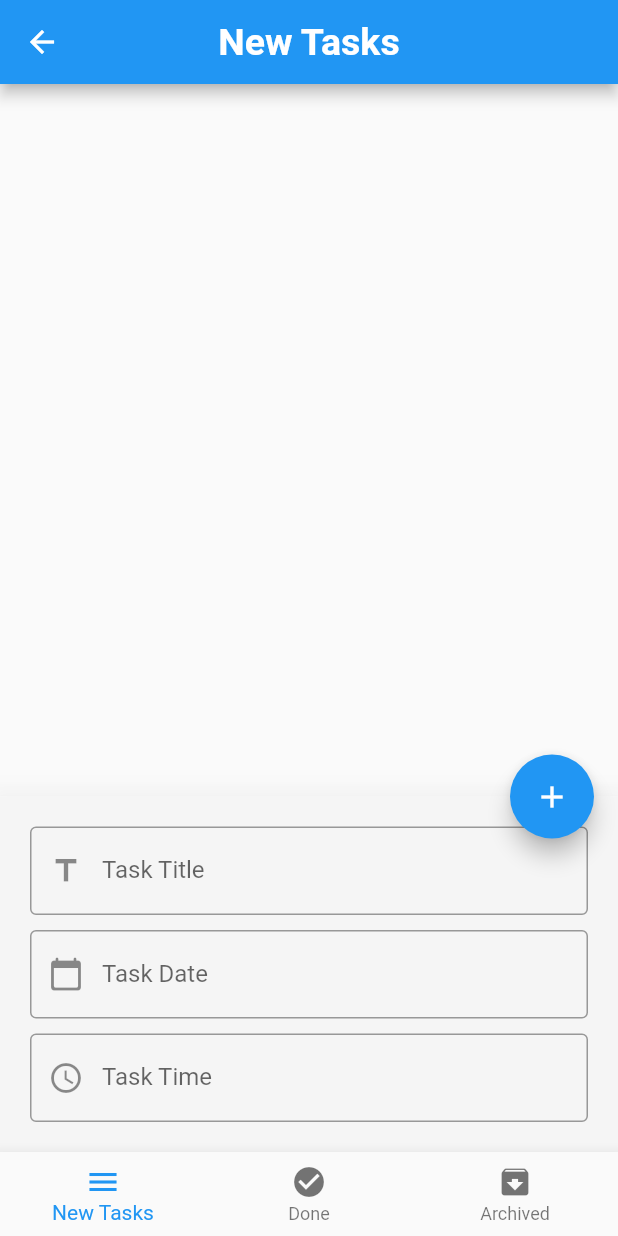
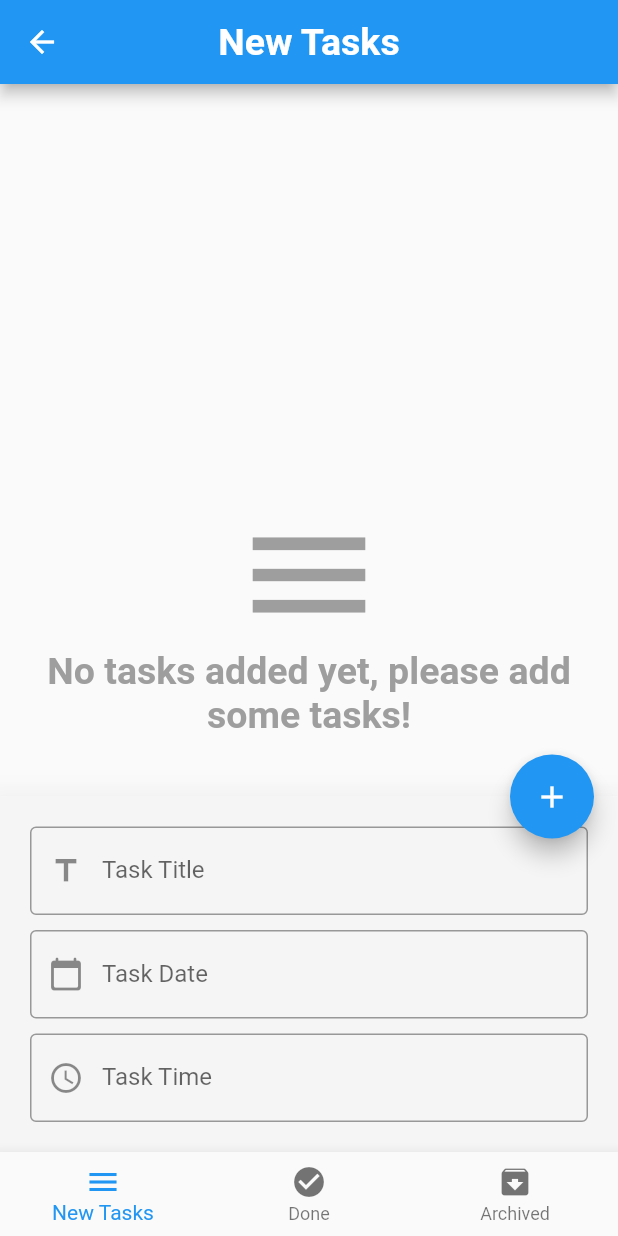
Before and after one commit to abdoSamehDev/todo_app, a Flutter app: the screen it shows after launch, after a tap on the "edit" icon, on a phone screen of 412 x 824 dp. Run offline on Flutter 3.47's test engine with Material 2 defaults, Android fonts, the phone set to English and light mode, and no system bars; our stand-ins replace bloc, conditional_builder_null_safety, flutter_bloc, sqflite; accounts and stored records are empty.

Commit message:
finishing the app

```diff
--- a/lib/layout/cubit/cubit.dart
+++ b/lib/layout/cubit/cubit.dart
@@ -15,7 +15,7 @@ class AppCubit extends Cubit<AppStates> {
   int currentIndex = 0;
 
   List<Widget> screen = [
-    const NewTaskScreen(),
+    NewTaskScreen(),
     DoneTaskScreen(),
     ArchivedTaskScreen()
   ];
@@ -34,7 +34,9 @@ class AppCubit extends Cubit<AppStates> {
 
 
   late Database database;
-  List<Map> tasks = [];
+  List<Map> newTasks = [];
+  List<Map> doneTasks = [];
+  List<Map> archivedTasks = [];
   void databaseCreate() {
     openDatabase(
       'todo.db',
@@ -51,11 +53,7 @@ class AppCubit extends Cubit<AppStates> {
         }
       },
       onOpen: (database) {
-        getDataFromDatabase(database).then((value) {
-          tasks = value;
-          print(tasks);
-          emit(AppGetDatabaseState());
-        });
+        getDataFromDatabase(database);
         print('database opened');
       },
 
@@ -80,20 +78,37 @@ class AppCubit extends Cubit<AppStates> {
           print('$value added successfully');
           emit(AppInsertDatabaseState());
 
-          getDataFromDatabase(database).then((value) {
-            tasks = value;
-            print(tasks);
-            emit(AppGetDatabaseState());
-          });
+          getDataFromDatabase(database);
         });
       }
     });
   }
 
-  Future<List<Map>> getDataFromDatabase(database)async{
+  void getDataFromDatabase(database) {
+
+    newTasks = [];
+    doneTasks = [];
+    archivedTasks = [];
+
     emit(AppGetDatabaseLoadingState());
 
-    return await database.rawQuery('SELECT * FROM tasks');
+    database.rawQuery('SELECT * FROM tasks').then((value) {
+      print(newTasks);
+
+      value.forEach((element){
+        if (element['status'] == 'new'){
+          newTasks.add(element);
+        }
+        else if (element['status'] == 'done'){
+          doneTasks.add(element);
+        }
+        else {
+          archivedTasks.add(element);
+        }
+      });
+
+      emit(AppGetDatabaseState());
+    });
   }
 
   bool isBottomSheetShown = false;
@@ -109,5 +124,31 @@ class AppCubit extends Cubit<AppStates> {
     emit(AppChangeBotSheetState());
   }
 
+  updateData ({
+    required String statues,
+    required int id
+}) async {
+    database.rawUpdate(
+        'UPDATE tasks SET status = ? WHERE id = ?',
+        [statues, id]).then((value) {
+
+          getDataFromDatabase(database);
+
+          emit(AppUpdateDatabaseState());
+        });
+  }
+
+  delData ({
+    required int id
+  }) async {
+    database.rawDelete('DELETE FROM tasks WHERE id = ?',
+        [id]).then((value) {
+
+      getDataFromDatabase(database);
+
+      emit(AppDelDatabaseState());
+    });
+  }
+
 
 }
--- a/lib/layout/cubit/states.dart
+++ b/lib/layout/cubit/states.dart
@@ -10,6 +10,10 @@ class AppGetDatabaseState extends AppStates {}
 
 class AppGetDatabaseLoadingState extends AppStates {}
 
+class AppUpdateDatabaseState extends AppStates {}
+
+class AppDelDatabaseState extends AppStates {}
+
 class AppInsertDatabaseState extends AppStates {}
 
 class AppChangeBotSheetState extends AppStates {}
--- a/lib/modules/archived_tasks/archived_tasks_screen.dart
+++ b/lib/modules/archived_tasks/archived_tasks_screen.dart
@@ -1,17 +1,24 @@
 import 'package:flutter/cupertino.dart';
+import 'package:flutter/material.dart';
+import 'package:flutter_bloc/flutter_bloc.dart';
+import 'package:todo_app/layout/cubit/cubit.dart';
+import 'package:todo_app/layout/cubit/states.dart';
+import 'package:todo_app/shared/components/components.dart';
+import 'package:todo_app/shared/components/constants.dart';
 
 class ArchivedTaskScreen extends StatelessWidget {
+  const ArchivedTaskScreen({Key? key}) : super(key: key);
 
   @override
   Widget build(BuildContext context) {
-    return const Center(
-      child: Text(
-          'Archived Tasks',
-      style: TextStyle(
-        fontSize: 30,
-        fontWeight: FontWeight.bold,
-      ),
-      ),
+
+    return BlocConsumer<AppCubit, AppStates>(
+      listener: (context, state) {
+      },
+      builder: (context, state) {
+        var tasks = AppCubit.get(context).archivedTasks;
+        return tasksBuilder(tasks, 'You haven\'t archived any task yet!');
+      },
     );
   }
 }
--- a/lib/modules/new_tasks/new_tasks_screen.dart
+++ b/lib/modules/new_tasks/new_tasks_screen.dart
@@ -1,3 +1,4 @@
+import 'package:conditional_builder_null_safety/conditional_builder_null_safety.dart';
 import 'package:flutter/cupertino.dart';
 import 'package:flutter/material.dart';
 import 'package:flutter_bloc/flutter_bloc.dart';
@@ -16,14 +17,8 @@ class NewTaskScreen extends StatelessWidget {
       listener: (context, state) {
       },
       builder: (context, state) {
-        var tasks = AppCubit.get(context).tasks;
-      return ListView.separated(itemBuilder: (context, index) => buildTaskItem(tasks[index]),
-          separatorBuilder: (context, index) => Container(
-            width: double.infinity,
-            height: 1,
-            color: Colors.grey[400],
-          ),
-          itemCount: tasks.length);
+        var tasks = AppCubit.get(context).newTasks;
+      return tasksBuilder(tasks, 'No tasks added yet, please add some tasks!');
     },
     );
   }
--- a/lib/shared/components/components.dart
+++ b/lib/shared/components/components.dart
@@ -1,36 +1,33 @@
+import 'package:bloc/bloc.dart';
+import 'package:conditional_builder_null_safety/conditional_builder_null_safety.dart';
 import 'package:flutter/material.dart';
+import 'package:todo_app/layout/cubit/cubit.dart';
 import 'package:todo_app/shared/components/constants.dart';
-Widget defaultButton({
-  double width = double.infinity,
+
+Widget defaultButton(
+        {double width = double.infinity,
         Color backgroundColor = Colors.blue,
         double radius = 10,
         required void Function()? function,
         required String text,
         double fontSize = 25,
-  Color fontColor = Colors.white
-}
-    ) => Container(
+        Color fontColor = Colors.white}) =>
+    Container(
       decoration: BoxDecoration(
-      borderRadius: BorderRadius.circular(radius),
-      color: backgroundColor
-  ),
+          borderRadius: BorderRadius.circular(radius), color: backgroundColor),
       width: width,
       // color: Colors.lightBlue,
       child: MaterialButton(
         onPressed: function,
         child: Text(
           text.toUpperCase(),
-      style: TextStyle(
-          fontSize: fontSize,
-          color: fontColor
-
-      ),
+          style: TextStyle(fontSize: fontSize, color: fontColor),
         ),
       ),
     );
 
-Widget defaultTextFormField({
-  bool isPassword = false,
+Widget defaultTextFormField(
+        {bool isPassword = false,
         required String label,
         required TextInputType type,
         required TextEditingController controller,
@@ -40,13 +37,10 @@ Widget defaultTextFormField({
         IconData? suffix,
         void Function()? suffixButtonFunction,
         void Function()? onTapFunction,
-  bool border = true
-
-}) => TextFormField(
-  validator: (value)
-  {
-    if(value!.isEmpty)
-    {
+        bool border = true}) =>
+    TextFormField(
+      validator: (value) {
+        if (value!.isEmpty) {
           return validateReturn;
         }
         return null;
@@ -59,14 +53,19 @@ Widget defaultTextFormField({
       decoration: InputDecoration(
         labelText: label,
         prefixIcon: Icon(prefix),
-    suffixIcon: suffix != null ? IconButton(icon: Icon(suffix),
+        suffixIcon: suffix != null
+            ? IconButton(
+                icon: Icon(suffix),
                 onPressed: suffixButtonFunction,
-    ) : null,
+              )
+            : null,
         border: border != true ? null : const OutlineInputBorder(),
       ),
     );
 
-Widget buildTaskItem(Map model) => Padding(
+Widget buildTaskItem(Map model, context) => Dismissible(
+  key: Key(model['id'].toString()),
+  child: Padding(
     padding: const EdgeInsets.all(20.0),
         child: Row(
           children: [
@@ -79,7 +78,8 @@ Widget buildTaskItem(Map model) => Padding(
             const SizedBox(
               width: 20,
             ),
-        Column(
+            Expanded(
+              child: Column(
                 mainAxisSize: MainAxisSize.min,
                 crossAxisAlignment: CrossAxisAlignment.start,
                 children: [
@@ -87,18 +87,92 @@ Widget buildTaskItem(Map model) => Padding(
                     '${model['title']}',
                     style: const TextStyle(
                       fontSize: 25,
+
                       // color: Colors.white,
+
                       fontWeight: FontWeight.bold,
                     ),
+                  ),
+                  const SizedBox(
+                    height: 5,
                   ),
                   Text(
                     '${model['date']}',
                     style: const TextStyle(
-                  color: Colors.grey
+                      color: Colors.grey,
+                      fontWeight: FontWeight.bold,
                     ),
                   ),
                 ],
               ),
+            ),
+            IconButton(
+                onPressed: () {
+                  AppCubit.get(context)
+                      .updateData(statues: 'done', id: model['id']);
+                },
+                icon: const Icon(
+                  Icons.check_box,
+                  color: Colors.green,
+                )),
+            IconButton(
+                onPressed: () {
+                  AppCubit.get(context)
+                      .updateData(statues: 'archived', id: model['id']);
+                },
+                icon: const Icon(
+                  Icons.archive,
+                  color: Colors.orange,
+                )),
+            IconButton(
+              onPressed: () {
+                AppCubit.get(context)
+                    .updateData(statues: 'new', id: model['id']);
+              },
+              icon: const Icon(
+                Icons.clear,
+                color: Colors.red,
+              ),
+            ),
           ],
         ),
+      ),
+  onDismissed: (direction){
+    AppCubit.get(context).delData(id: model['id']);
+  },
     );
+
+Widget tasksBuilder (List<Map> tasks, String msg) => ConditionalBuilder(
+  condition: tasks.isNotEmpty,
+  builder: (context) => ListView.separated(itemBuilder: (context, index) => buildTaskItem(tasks[index], context),
+      separatorBuilder: (context, index) => Container(
+        width: double.infinity,
+        height: 1,
+        color: Colors.grey[400],
+      ),
+      itemCount: tasks.length),
+  fallback: (context) => Padding(
+    padding: const EdgeInsets.all(20.0),
+    child: Center(
+      child: Column(
+        mainAxisAlignment: MainAxisAlignment.center,
+        children: [
+          const Icon(
+            Icons.menu,
+            color: Colors.grey,
+            size: 100,
+          ),
+          Text(
+            '$msg',
+            textAlign: TextAlign.center,
+            style: const TextStyle(
+                fontSize: 25,
+                color: Colors.grey,
+                fontWeight: FontWeight.bold
+            ),
+          ),
+        ],
+      ),
+    ),
+  ),
+);
```
Also changed, not shown: lib/layout/layout_screen.dart (+0 -13 lines), lib/modules/done_tasks/done_tasks_screen.dart (+15 -8 lines). Lines whose indentation alone changed are shown as unchanged.
